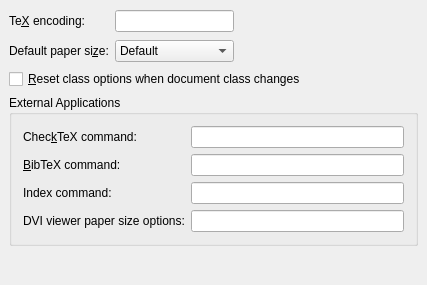
This is src/frontends/qt4/ui/PrefLatexUi.ui in rpavlik/lyx-lucid-backport as Qt 5 draws it before an edit. The edited form follows.
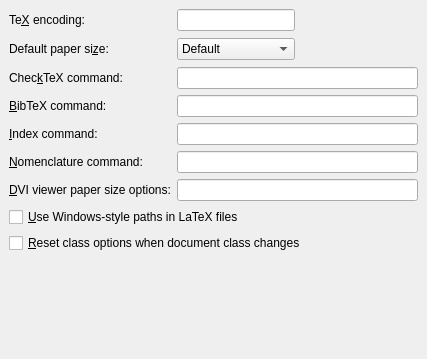
This is the edited form.

The edit to the form file:
```diff
--- a/src/frontends/qt4/ui/PrefLatexUi.ui
+++ b/src/frontends/qt4/ui/PrefLatexUi.ui
@@ -1,15 +1,12 @@
 <ui version="4.0" >
- <author></author>
- <comment></comment>
- <exportmacro></exportmacro>
- <class>QPrefLatexUi</class>
- <widget class="QWidget" name="QPrefLatexUi" >
+ <class>PrefLatexUi</class>
+ <widget class="QWidget" name="PrefLatexUi" >
   <property name="geometry" >
    <rect>
     <x>0</x>
     <y>0</y>
     <width>427</width>
-    <height>285</height>
+    <height>359</height>
    </rect>
   </property>
   <property name="windowTitle" >
@@ -22,7 +19,77 @@
    <property name="spacing" >
     <number>6</number>
    </property>
-   <item row="2" column="0" colspan="3" >
+   <item row="5" column="0" >
+    <widget class="QLabel" name="latexNomenclLA" >
+     <property name="text" >
+      <string>&amp;Nomenclature command:</string>
+     </property>
+     <property name="buddy" >
+      <cstring>latexIndexED</cstring>
+     </property>
+    </widget>
+   </item>
+   <item row="5" column="1" colspan="2" >
+    <widget class="QLineEdit" name="latexNomenclED" >
+     <property name="toolTip" >
+      <string>Command and options for nomencl (usually makeindex)</string>
+     </property>
+    </widget>
+   </item>
+   <item row="4" column="0" >
+    <widget class="QLabel" name="latexIndexLA" >
+     <property name="text" >
+      <string>&amp;Index command:</string>
+     </property>
+     <property name="buddy" >
+      <cstring>latexIndexED</cstring>
+     </property>
+    </widget>
+   </item>
+   <item row="4" column="1" colspan="2" >
+    <widget class="QLineEdit" name="latexIndexED" >
+     <property name="toolTip" >
+      <string>Index command and options (makeindex, xindy)</string>
+     </property>
+    </widget>
+   </item>
+   <item row="6" column="1" colspan="2" >
+    <widget class="QLineEdit" name="latexDviPaperED" >
+     <property name="toolTip" >
+      <string>Optional paper size flag (-paper) for some DVI viewers</string>
+     </property>
+    </widget>
+   </item>
+   <item row="6" column="0" >
+    <widget class="QLabel" name="latexDviPaperLA" >
+     <property name="text" >
+      <string>&amp;DVI viewer paper size options:</string>
+     </property>
+     <property name="buddy" >
+      <cstring>latexDviPaperED</cstring>
+     </property>
+    </widget>
+   </item>
+   <item row="7" column="0" colspan="3" >
+    <widget class="QCheckBox" name="pathCB" >
+     <property name="enabled" >
+      <bool>true</bool>
+     </property>
+     <property name="toolTip" >
+      <string/>
+     </property>
+     <property name="whatsThis" >
+      <string>Select if LyX should output Windows-style paths rather than Posix-style paths to LaTeX files. Useful if you're using the native Windows MikTeX rather than the Cygwin teTeX.</string>
+     </property>
+     <property name="layoutDirection" >
+      <enum>Qt::LeftToRight</enum>
+     </property>
+     <property name="text" >
+      <string>&amp;Use Windows-style paths in LaTeX files</string>
+     </property>
+    </widget>
+   </item>
+   <item row="8" column="0" colspan="3" >
     <widget class="QCheckBox" name="latexAutoresetCB" >
      <property name="toolTip" >
       <string>Set class options to default on class change</string>
@@ -32,7 +99,7 @@
      </property>
     </widget>
    </item>
-   <item row="4" column="0" colspan="3" >
+   <item row="9" column="0" colspan="3" >
     <spacer>
      <property name="orientation" >
       <enum>Qt::Vertical</enum>
@@ -43,34 +110,11 @@
      <property name="sizeHint" >
       <size>
        <width>409</width>
-       <height>75</height>
+       <height>20</height>
       </size>
      </property>
     </spacer>
    </item>
-   <item row="1" column="0" >
-    <widget class="QLabel" name="latexPaperSizeLA" >
-     <property name="text" >
-      <string>Default paper si&amp;ze:</string>
-     </property>
-     <property name="buddy" >
-      <cstring>latexPaperSizeCO</cstring>
-     </property>
-    </widget>
-   </item>
-   <item row="0" column="0" >
-    <widget class="QLabel" name="latexEncodingLA" >
-     <property name="text" >
-      <string>Te&amp;X encoding:</string>
-     </property>
-     <property name="buddy" >
-      <cstring>latexEncodingED</cstring>
-     </property>
-    </widget>
-   </item>
-   <item row="0" column="1" >
-    <widget class="QLineEdit" name="latexEncodingED" />
-   </item>
    <item row="1" column="1" >
     <widget class="QComboBox" name="latexPaperSizeCO" >
      <item>
@@ -115,6 +159,9 @@
      </item>
     </widget>
    </item>
+   <item row="0" column="1" >
+    <widget class="QLineEdit" name="latexEncodingED" />
+   </item>
    <item rowspan="2" row="0" column="2" >
     <spacer>
      <property name="orientation" >
@@ -125,93 +172,64 @@
      </property>
      <property name="sizeHint" >
       <size>
-       <width>178</width>
-       <height>54</height>
+       <width>21</width>
+       <height>52</height>
       </size>
      </property>
     </spacer>
    </item>
-   <item row="3" column="0" colspan="3" >
-    <widget class="QGroupBox" name="GroupBox3" >
-     <property name="title" >
-      <string>External Applications</string>
+   <item row="3" column="1" colspan="2" >
+    <widget class="QLineEdit" name="latexBibtexED" >
+     <property name="toolTip" >
+      <string>BibTeX command and options</string>
      </property>
-     <layout class="QGridLayout" >
-      <property name="margin" >
-       <number>11</number>
-      </property>
-      <property name="spacing" >
-       <number>6</number>
-      </property>
-      <item row="0" column="1" >
-       <widget class="QLineEdit" name="latexChecktexED" >
-        <property name="toolTip" >
-         <string>CheckTeX start options and flags</string>
-        </property>
-       </widget>
-      </item>
-      <item row="0" column="0" >
-       <widget class="QLabel" name="latexChecktexLA" >
-        <property name="text" >
-         <string>Chec&amp;kTeX command:</string>
-        </property>
-        <property name="buddy" >
-         <cstring>latexChecktexED</cstring>
-        </property>
-       </widget>
-      </item>
-      <item row="1" column="1" >
-       <widget class="QLineEdit" name="latexBibtexED" >
-        <property name="toolTip" >
-         <string>BibTeX command and options</string>
-        </property>
-       </widget>
-      </item>
-      <item row="1" column="0" >
-       <widget class="QLabel" name="latexBibtexLA" >
-        <property name="text" >
-         <string>&amp;BibTeX command:</string>
-        </property>
-        <property name="buddy" >
-         <cstring>latexChecktexED</cstring>
-        </property>
-       </widget>
-      </item>
-      <item row="2" column="1" >
-       <widget class="QLineEdit" name="latexIndexED" >
-        <property name="toolTip" >
-         <string>Index command and options (makeindex, xindy)</string>
-        </property>
-       </widget>
-      </item>
-      <item row="2" column="0" >
-       <widget class="QLabel" name="latexIndexLA" >
-        <property name="text" >
-         <string>Index command:</string>
-        </property>
-        <property name="buddy" >
-         <cstring>latexDviPaperED</cstring>
-        </property>
-       </widget>
-      </item>
-      <item row="3" column="0" >
-       <widget class="QLabel" name="latexDviPaperLA" >
-        <property name="text" >
-         <string>DVI viewer paper size options:</string>
-        </property>
-        <property name="buddy" >
-         <cstring>latexDviPaperED</cstring>
-        </property>
-       </widget>
-      </item>
-      <item row="3" column="1" >
-       <widget class="QLineEdit" name="latexDviPaperED" >
-        <property name="toolTip" >
-         <string>Optional paper size flag (-paper) for some DVI viewers</string>
-        </property>
-       </widget>
-      </item>
-     </layout>
+    </widget>
+   </item>
+   <item row="2" column="0" >
+    <widget class="QLabel" name="latexChecktexLA" >
+     <property name="text" >
+      <string>Chec&amp;kTeX command:</string>
+     </property>
+     <property name="buddy" >
+      <cstring>latexChecktexED</cstring>
+     </property>
+    </widget>
+   </item>
+   <item row="3" column="0" >
+    <widget class="QLabel" name="latexBibtexLA" >
+     <property name="text" >
+      <string>&amp;BibTeX command:</string>
+     </property>
+     <property name="buddy" >
+      <cstring>latexBibtexED</cstring>
+     </property>
+    </widget>
+   </item>
+   <item row="2" column="1" colspan="2" >
+    <widget class="QLineEdit" name="latexChecktexED" >
+     <property name="toolTip" >
+      <string>CheckTeX start options and flags</string>
+     </property>
+    </widget>
+   </item>
+   <item row="0" column="0" >
+    <widget class="QLabel" name="latexEncodingLA" >
+     <property name="text" >
+      <string>Te&amp;X encoding:</string>
+     </property>
+     <property name="buddy" >
+      <cstring>latexEncodingED</cstring>
+     </property>
+    </widget>
+   </item>
+   <item row="1" column="0" >
+    <widget class="QLabel" name="latexPaperSizeLA" >
+     <property name="text" >
+      <string>Default paper si&amp;ze:</string>
+     </property>
+     <property name="buddy" >
+      <cstring>latexPaperSizeCO</cstring>
+     </property>
     </widget>
    </item>
   </layout>
```
Left out of the diff: 12 changed lines with no effect on the pictures.
